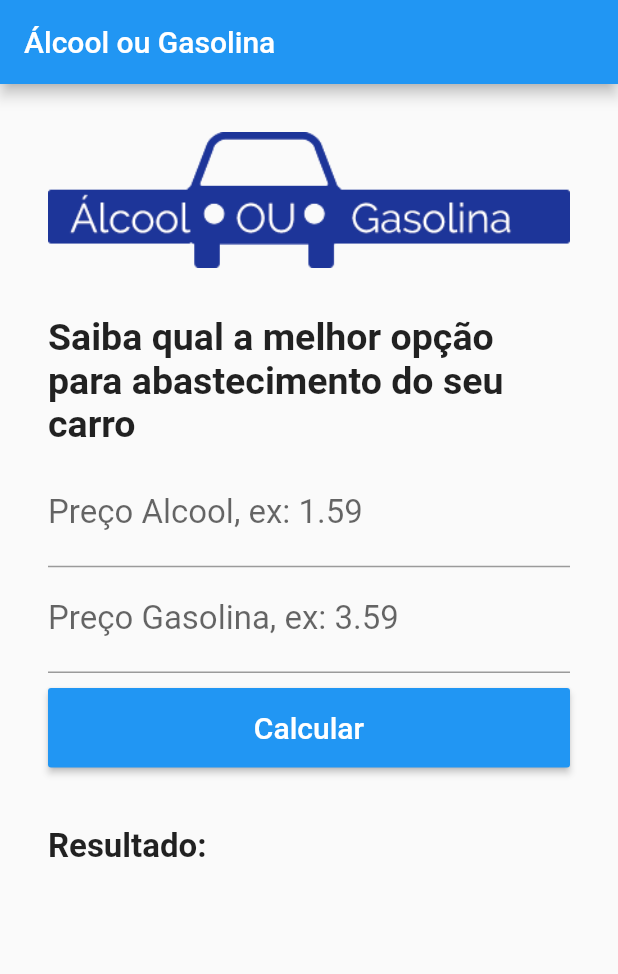
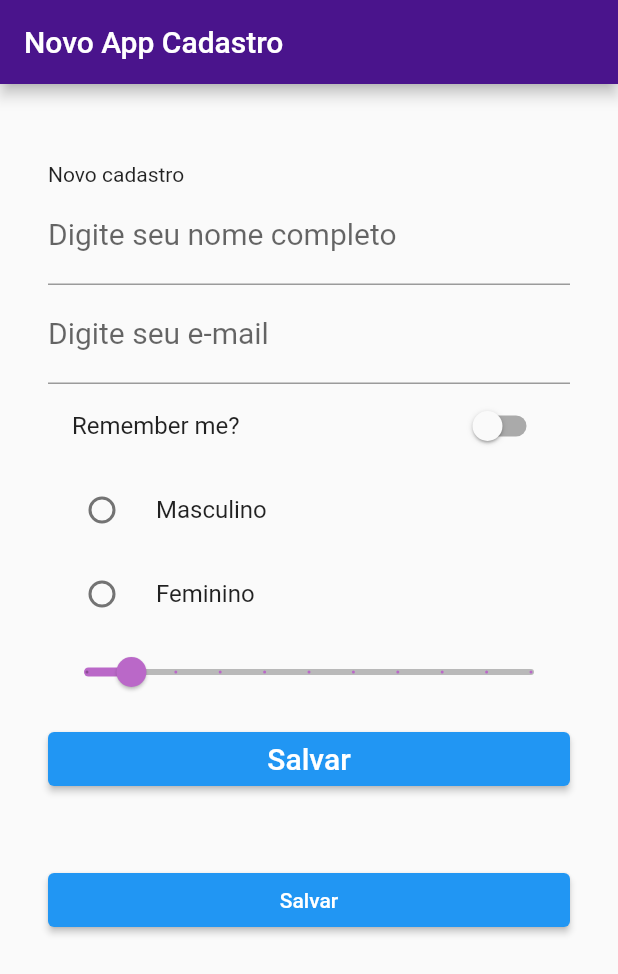
Before and after one commit to daniellegmborges/cursoUdemy, a Flutter app: the screen it shows after launch, on a phone screen of 412 x 824 dp. Shown: the top 974 px of the screen. Run offline on Flutter 3.47's test engine with Material 2 defaults, Android fonts, the phone set to English and light mode, and no system bars.

Commit message:
Inclusao da ultima aula de componentes e desafios finais, sendo o ultimo incompleto

```diff
--- a/lib/main.dart
+++ b/lib/main.dart
@@ -1,8 +1,8 @@
 import 'package:flutter/material.dart';
-import 'package:test1/src/app_aula71a73_alcoolOuGasolina.dart';//para rodar no app, alterar para qual aula deve ser lida
+import 'package:test1/src/desafio_button.dart'; //para rodar no app, alterar para qual aula deve ser lida
 
-void main () {
+void main() {
   runApp(
-    const AppAula71(), //para rodar no app, alterar para qual aula deve ser lida
+    const AppAula74(), //para rodar no app, alterar para qual aula deve ser lida
   );
 }
--- a/lib/src/app_aula71a73_alcoolOuGasolina.dart
+++ b/lib/src/app_aula71a73_alcoolOuGasolina.dart
@@ -6,7 +6,6 @@ class AppAula71 extends StatelessWidget {
   @override
   Widget build(BuildContext context) {
     return MaterialApp(
-
       debugShowCheckedModeBanner: false,
       home: Home(),
     );
@@ -18,41 +17,33 @@ class Home extends StatefulWidget {
   _HomeState createState() => _HomeState();
 }
 
-
 class _HomeState extends State<Home> {
-
   TextEditingController _controllerAlcool = TextEditingController();
   TextEditingController _controllerGasolina = TextEditingController();
   String _textoResultado = "";
 
-
-  void _limparCampos(){
+  void _limparCampos() {
     _controllerAlcool.text = "";
     _controllerGasolina.text = "";
   }
 
+  void _calcular() {
+    double? precoAlcool = double.tryParse(_controllerAlcool.text);
+    double? precoGasolina = double.tryParse(_controllerGasolina.text);
 
-  void _calcular(){
-
-    double? precoAlcool = double.tryParse( _controllerAlcool.text );
-    double? precoGasolina = double.tryParse( _controllerGasolina.text );
-
-      if (precoAlcool == null || precoGasolina == null){
+    if (precoAlcool == null || precoGasolina == null) {
       setState(() {
-          _textoResultado = "Número inválido, digite números maiores que 0 e utilizando (.)";
+        _textoResultado =
+            "Número inválido, digite números maiores que 0 e utilizando (.)";
       });
-      }else{
-
-
+    } else {
       //Se o preço do álcool divido pelo preço da gasolina for >= a 0.7 é melhor abastecer com gasolina, senão é melhor utilizar álcool
 
-
-        if ( (precoAlcool/precoGasolina) >=0.7 ) {
+      if ((precoAlcool / precoGasolina) >= 0.7) {
         setState(() {
           _textoResultado = "Melhor abastecer com gasolina";
         });
-
-        }else{
+      } else {
         setState(() {
           _textoResultado = "Melhor abastecer com alcool";
         });
@@ -63,9 +54,6 @@ class _HomeState extends State<Home> {
     }
   }
 
-
-
-
   @override
   Widget build(BuildContext context) {
     return Scaffold(
@@ -73,59 +61,42 @@ class _HomeState extends State<Home> {
         title: Text("Álcool ou Gasolina"),
         backgroundColor: Colors.blue,
       ),
-
-
       body: Container(
-        child: SingleChildScrollView( //para poder rolar/scroll a tela do app
+        child: SingleChildScrollView(
+          //para poder rolar/scroll a tela do app
           padding: EdgeInsets.all(32),
           child: Column(
-            crossAxisAlignment: CrossAxisAlignment.stretch, //para o conteudo ocupar toda a tela de forma esticada
-
+            crossAxisAlignment: CrossAxisAlignment
+                .stretch, //para o conteudo ocupar toda a tela de forma esticada
 
             children: <Widget>[
               Padding(
                 padding: EdgeInsets.only(bottom: 32),
                 child: Image.asset("images/logoAlcoolOuGasolina.png"),
               ),
-
               Padding(
                 padding: EdgeInsets.only(bottom: 10),
                 child: Text(
                   "Saiba qual a melhor opção para abastecimento do seu carro",
-                  style: TextStyle(
-                      fontSize: 25,
-                      fontWeight: FontWeight.bold
+                  style: TextStyle(fontSize: 25, fontWeight: FontWeight.bold),
                 ),
               ),
-              ),
-
-
-
-
               TextField(
                 keyboardType: TextInputType.number,
-                decoration: InputDecoration(
-                    labelText: "Preço Alcool, ex: 1.59"
+                decoration:
+                    InputDecoration(labelText: "Preço Alcool, ex: 1.59"),
+                style: TextStyle(fontSize: 22),
+                controller:
+                    _controllerAlcool, //para capturar o que o usuario digitou
               ),
-                style: TextStyle(
-                    fontSize: 22
-                ),
-                controller: _controllerAlcool, //para capturar o que o usuario digitou
-              ),
-
-
               TextField(
                 keyboardType: TextInputType.number,
-                decoration: InputDecoration(
-                    labelText: "Preço Gasolina, ex: 3.59"
+                decoration:
+                    InputDecoration(labelText: "Preço Gasolina, ex: 3.59"),
+                style: TextStyle(fontSize: 22),
+                controller:
+                    _controllerGasolina, //para capturar o que o usuario digitou
               ),
-                style: TextStyle(
-                    fontSize: 22
-                ),
-                controller: _controllerGasolina, //para capturar o que o usuario digitou
-              ),
-
-
               Padding(
                 padding: EdgeInsets.only(top: 10),
                 child: RaisedButton(
@@ -134,24 +105,17 @@ class _HomeState extends State<Home> {
                     padding: EdgeInsets.all(15),
                     child: Text(
                       "Calcular",
-                      style: TextStyle(
-                          fontSize: 20
+                      style: TextStyle(fontSize: 20),
                     ),
+                    onPressed: () {
+                      _calcular();
+                    }),
               ),
-                    onPressed: (){
-                      _calcular();
-                    }
-                ),
-              ),
-
               Padding(
                 padding: EdgeInsets.only(top: 40),
                 child: Text(
                   "Resultado: " + _textoResultado,
-                  style: TextStyle(
-                      fontSize: 22,
-                      fontWeight: FontWeight.bold
-                  ),
+                  style: TextStyle(fontSize: 22, fontWeight: FontWeight.bold),
                 ),
               )
             ],
--- a/lib/src/copy.dart
+++ /dev/null
@@ -1,157 +0,0 @@
-import 'package:flutter/material.dart';
-
-class AppAula71 extends StatelessWidget {
-  const AppAula71({Key? key}) : super(key: key);
-
-  @override
-  Widget build(BuildContext context) {
-    return MaterialApp(
-
-    debugShowCheckedModeBanner: false,
-    home: Home(),
-  );
-}
-}
-
-class Home extends StatefulWidget {
-  @override
-  _HomeState createState() => _HomeState();
-}
-
-
-class _HomeState extends State<Home> {
-
-  TextEditingController _controllerAlcool = TextEditingController();
-  TextEditingController _controllerGasolina = TextEditingController();
-  String _textoResultado = "";
-
-
-  void _limparCampos(){
-    _controllerAlcool.text = "";
-    _controllerGasolina.text = "";
-  }
-
-
-  void _calcular(){
-
-    double? precoAlcool = double.tryParse( _controllerAlcool.text );
-    double? precoGasolina = double.tryParse( _controllerGasolina.text );
-
-      if (precoAlcool == null || precoGasolina == null){
-        setState(() {
-          _textoResultado = "Número inválido, digite números maiores que 0 e utilizando (.)";
-        });
-      }else{
-
-
-      //Se o preço do álcool divido pelo preço da gasolina for >= a 0.7 é melhor abastecer com gasolina, senão é melhor utilizar álcool
-
-
-        if ( (precoAlcool/precoGasolina) >=0.7 ) {
-          setState(() {
-            _textoResultado = "Melhor abastecer com gasolina";
-          });
-
-        }else{
-          setState(() {
-            _textoResultado = "Melhor abastecer com alcool";
-          });
-        }
-
-        _limparCampos();
-
-      }
-  }
-
-
-
-
-  @override
-  Widget build(BuildContext context) {
-    return Scaffold(
-      appBar: AppBar(
-        title: Text("Álcool ou Gasolina"),
-        backgroundColor: Colors.blue,
-      ),
-
-
-      body: Container(
-        child: SingleChildScrollView( //para poder rolar/scroll a tela do app
-          padding: EdgeInsets.all(32),
-          child: Column(
-            crossAxisAlignment: CrossAxisAlignment.stretch, //para o conteudo ocupar toda a tela de forma esticada
-
-
-            children: <Widget>[
-              Padding(
-                padding: EdgeInsets.only(bottom: 32),
-                child: Image.asset("images/logoAlcoolOuGasolina.png"),
-              ),
-
-              Padding(
-                padding: EdgeInsets.only(bottom: 10),
-                child: Text(
-                  "Saiba qual a melhor opção para abastecimento do seu carro",
-                  style: TextStyle(
-                      fontSize: 25,
-                      fontWeight: FontWeight.bold
-                  ),
-                ),
-              ),
-
-              TextField(
-                keyboardType: TextInputType.number,
-                decoration: InputDecoration(
-                    labelText: "Preço Alcool, ex: 1.59"
-                ),
-                style: TextStyle(
-                    fontSize: 22
-                ),
-                controller: _controllerAlcool, //para capturar o que o usuario digitou
-              ),
-
-
-              TextField(
-                keyboardType: TextInputType.number,
-                decoration: InputDecoration(
-                    labelText: "Preço Gasolina, ex: 3.59"
-                ),
-                style: TextStyle(
-                    fontSize: 22
-                ),
-                controller: _controllerGasolina, //para capturar o que o usuario digitou
-              ),
-
-              Padding(
-                padding: EdgeInsets.only(top: 10),
-                child: RaisedButton(
-                    color: Colors.blue,
-                    textColor: Colors.white,
-                    padding: EdgeInsets.all(15),
-                    child: Text(
-                      "Calcular",
-                      style: TextStyle(
-                          fontSize: 20
-                      ),
-                    ),
-                    onPressed: (){}
-                ),
-              ),
-
-              Padding(
-                padding: EdgeInsets.only(top: 40),
-                child: Text(
-                  "Resutado" + _textoResultado,
-                  style: TextStyle(
-                      fontSize: 22,
-                      fontWeight: FontWeight.bold
-                  ),
-                ),
-              )
-            ],
-          ),
-        ),
-      ),
-    );
-  }
-}
--- /dev/null
+++ b/lib/src/desafio_button.dart
@@ -0,0 +1,196 @@
+import 'package:flutter/material.dart';
+import 'package:flutter/rendering.dart';
+
+class AppAula74 extends StatelessWidget {
+  const AppAula74({Key? key}) : super(key: key);
+
+  @override
+  Widget build(BuildContext context) {
+    return MaterialApp(
+      debugShowCheckedModeBanner: false,
+      home: Home(),
+    );
+  }
+}
+
+//classe do botao salvar, com todos os requerimentos
+class CustomButtonWidget extends StatelessWidget {
+  final VoidCallback onPressed; //nao funcionou sem, mas nao entendi
+  final String title;
+  final VoidCallback ButtonStyle;
+
+  const CustomButtonWidget(
+      {Key? key, required this.onPressed, required this.title, required ButtonStyle})
+      : super(key: key);
+
+  @override
+  Widget build(BuildContext context) {
+    return ElevatedButton(
+      onPressed: onPressed,
+      child: Text(title),
+      style: ButtonStyle()),
+    );
+  }
+}
+
+class Home extends StatefulWidget {
+  @override
+  _HomeState createState() => _HomeState();
+}
+
+// class BotaoSalvar extends StatelessWidget {
+//   const BotaoSalvar({Key? key}) : super(key: key);
+
+//   String nomeCartao = "";
+
+//   @override
+//   Widget build(BuildContext context) {
+
+//   }
+// }
+
+class _HomeState extends State<Home> {
+  bool _escolhaUsuarioRemember = false;
+  double valorIdade = 10;
+  String labelIdade = "0";
+  String? _mensagem;
+
+  TextEditingController _controllerNomeCompleto = TextEditingController();
+  TextEditingController _controllerEmail = TextEditingController();
+  TextEditingController _controllerTextoFinal = TextEditingController();
+
+  int? _escolhaUsuario;
+
+  void _limparCampos() {
+    _controllerNomeCompleto.text = "";
+    _controllerEmail.text = "";
+
+    setState(() {
+      "Obrigada por participar";
+    });
+  }
+
+  @override
+  Widget build(BuildContext context) {
+    return Scaffold(
+      appBar: AppBar(
+        title: const Text(
+          "Novo App Cadastro",
+        ),
+        backgroundColor: Colors.purple[900],
+      ),
+      body: SingleChildScrollView(
+        //para poder rolar/scroll a tela do app
+        padding: const EdgeInsets.all(32),
+        child: Column(
+          crossAxisAlignment: CrossAxisAlignment
+              .stretch, //para o conteudo ocupar toda a tela de forma esticada
+
+          children: <Widget>[
+            const Padding(
+              padding: EdgeInsets.only(top: 20),
+              child: Text(
+                "Novo cadastro",
+              ),
+            ),
+            TextField(
+              keyboardType: TextInputType.name,
+              decoration:
+                  const InputDecoration(labelText: "Digite seu nome completo"),
+              style: const TextStyle(fontSize: 20, color: Colors.black),
+              controller:
+                  _controllerNomeCompleto, //para capturar o que o usuario digitou
+            ),
+            TextField(
+              keyboardType: TextInputType.emailAddress,
+              decoration: const InputDecoration(labelText: "Digite seu e-mail"),
+              style: const TextStyle(fontSize: 20),
+              controller:
+                  _controllerEmail, //para capturar o que o usuario digitou
+            ),
+            SwitchListTile(
+                title: const Text("Remember me?"),
+                activeColor: Colors.purple[400],
+                value: _escolhaUsuarioRemember,
+                onChanged: (bool valor) {
+                  setState(() {
+                    _escolhaUsuarioRemember = valor;
+                  });
+                }),
+            RadioListTile(
+                title: const Text("Masculino"),
+                value: 1,
+                activeColor: Colors.purple[300],
+                groupValue: _escolhaUsuario,
+                onChanged: (int? escolha) {
+                  setState(() {
+                    _escolhaUsuario = escolha;
+                  });
+                }),
+            RadioListTile(
+                title: const Text("Feminino"),
+                value: 2,
+                activeColor: Colors.purple[300],
+                groupValue: _escolhaUsuario,
+                onChanged: (int? escolha) {
+                  setState(() {
+                    _escolhaUsuario = escolha;
+                  });
+                }),
+            Slider(
+                value: valorIdade,
+                max: 100,
+                label: labelIdade.toString(),
+                divisions: 10,
+                activeColor: Colors.purple[300],
+                inactiveColor: Colors.black26,
+                onChanged: (double novoValorIdade) {
+                  setState(() {
+                    valorIdade = novoValorIdade;
+                    labelIdade = novoValorIdade.toString();
+                  });
+                }),
+            Padding(
+              padding: const EdgeInsets.only(top: 10),
+              child: ElevatedButton(
+                // style: ButtonStyle(
+
+                // ),
+                // color: Colors.purple[900],
+                // textColor: Colors.white,
+                // padding: const EdgeInsets.all(15),
+
+                child: const Text(
+                  "Salvar",
+                  style: TextStyle(fontSize: 20),
+                ),
+                //onPressed: () {}),
+
+                onPressed: () {
+                  _limparCampos();
+                  _mensagem = "Obrigada";
+                },
+              ),
+            ),
+            Padding(
+              padding: const EdgeInsets.only(top: 20),
+              child: Text(
+                _mensagem ?? "",
+                style:
+                    const TextStyle(fontSize: 22, fontWeight: FontWeight.bold),
+              ),
+            ),
+            CustomButtonWidget(
+                onPressed: () {},
+                title: "Salvar",
+                ButtonStyle: Colors.blue,
+                // style: ButtonStyle(
+                //     backgroundColor: MaterialStateProperty.all<Color>(Colors
+                //         .blue) //definicao de cor para todos os estados do botao: erro, clicado, etc
+              )
+            ],
+          ),
+        ),
+    );
+  }
+}
```
Also changed, not shown: lib/src/app_aula74a75_login copy 2.dart (added, +156 -0 lines), lib/src/app_aula74a75_login.dart (deleted, +0 -130 lines). Lines whose indentation alone changed are shown as unchanged.
